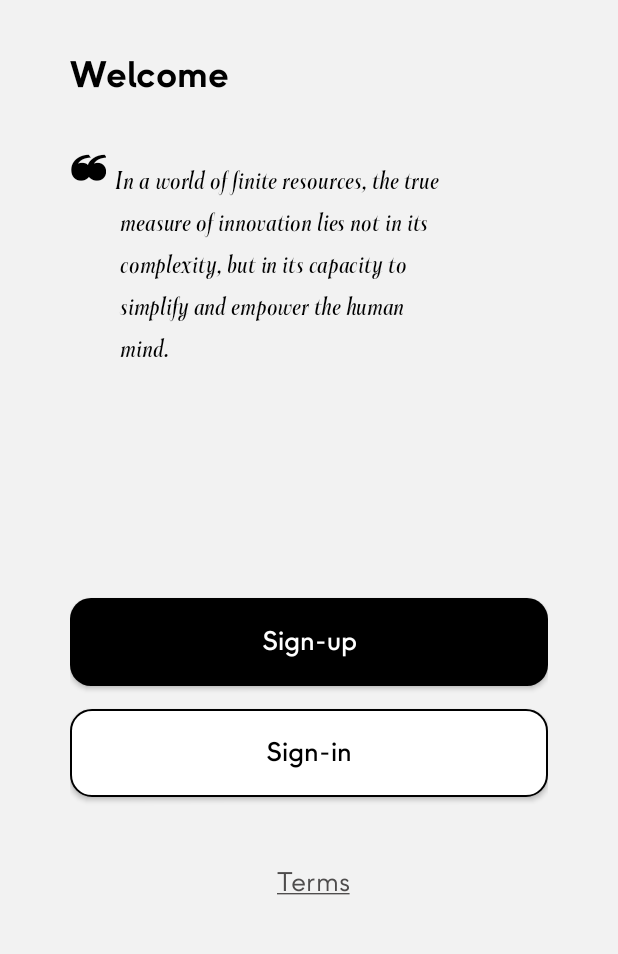
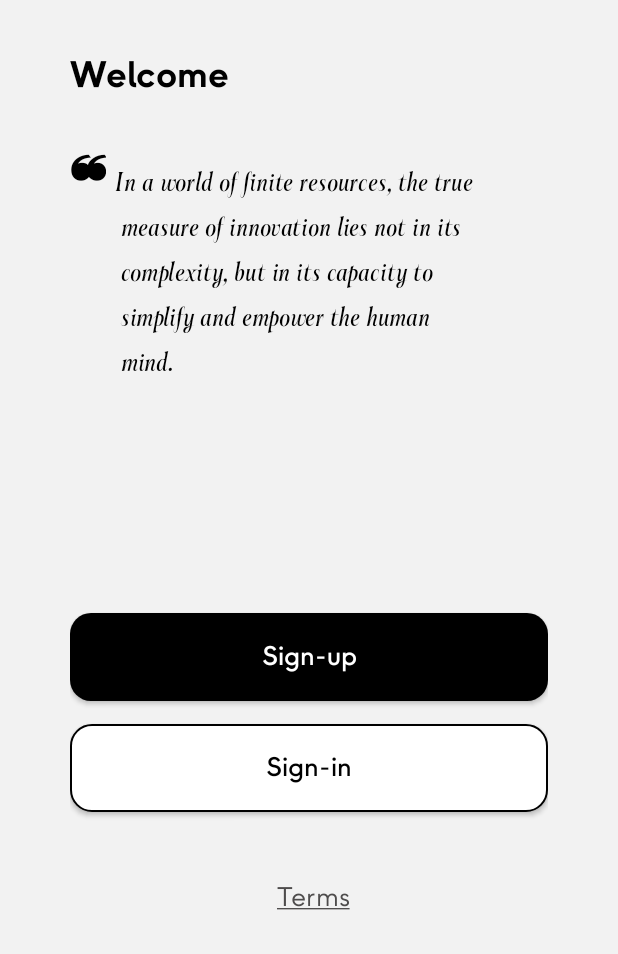
Before and after one commit to KANSALANIL/AlkeyServiceApp, an Android app: the screen it shows after launch (MainActivity), on a phone screen of 412 x 824 dp, the part 282-1236 px from its top. Run offline under Robolectric (Android 15) with nearby library versions, the phone set to English and light mode, and no system bars; our stand-ins replace Dagger/Hilt's generated code, navigation-ui, sdp/ssp sizes.

Commit message:
welcome screen: update text size

```diff
--- a/app/src/main/res/layout/fragment_welcome.xml
+++ b/app/src/main/res/layout/fragment_welcome.xml
@@ -57,6 +57,7 @@
                 style="@style/TextScillaRegularItalic"
                 android:layout_width="0dp"
                 android:layout_height="wrap_content"
+                android:textSize="@dimen/_14ssp"
                 android:layout_marginStart="@dimen/_4sdp"
                 android:layout_marginTop="@dimen/_34sdp"
                 android:lineSpacingExtra="@dimen/_6sdp"
```
